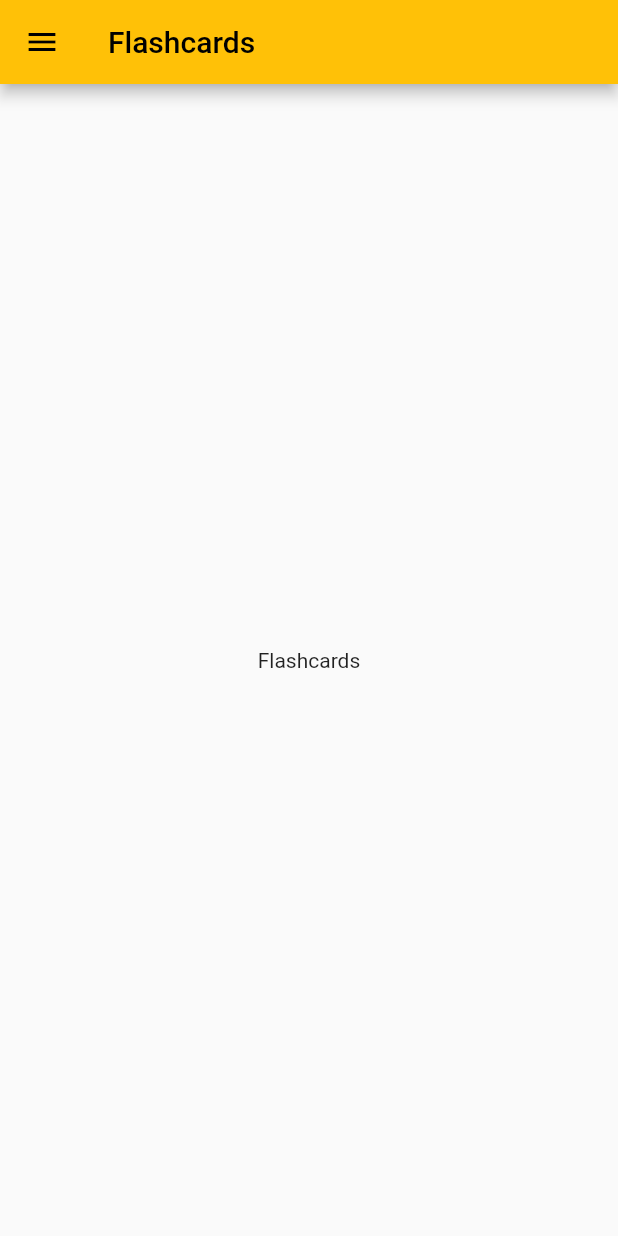
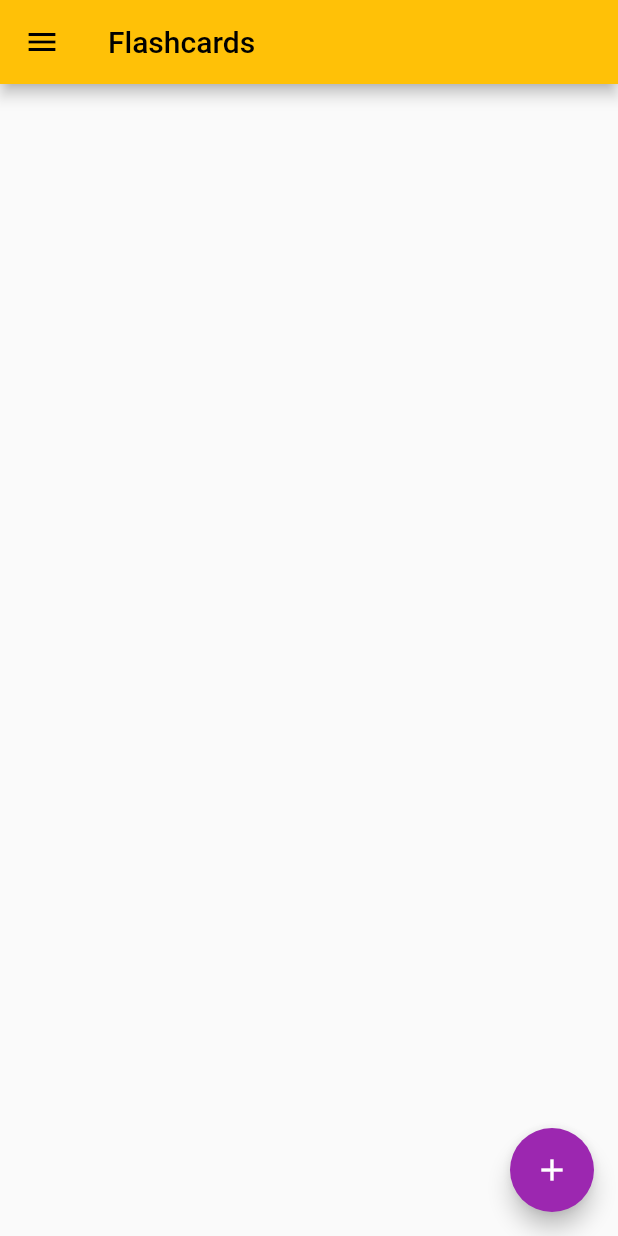
Before and after one commit to carlosxfelipe/pare-app, a Flutter app: the FlashcardsScreen screen opened by its route, on a phone screen of 412 x 824 dp. Run offline on Flutter 3.47's test engine with Material 2 defaults, Android fonts, the phone set to English and light mode, and no system bars; our stand-ins replace go_router.

Commit message:
flashcards screen wip

```diff
--- a/lib/main.dart
+++ b/lib/main.dart
@@ -1,5 +1,6 @@
 import 'package:flutter/material.dart';
 import 'package:go_router/go_router.dart';
+import 'package:pare/screens/flashcards_screen.dart';
 
 void main() {
   runApp(MyApp());
@@ -92,24 +93,24 @@ class DashboardScreen extends StatelessWidget {
   }
 }
 
-class FlashcardsScreen extends StatelessWidget {
-  const FlashcardsScreen({Key? key}) : super(key: key);
+// class FlashcardsScreen extends StatelessWidget {
+//   const FlashcardsScreen({Key? key}) : super(key: key);
 
-  @override
-  Widget build(BuildContext context) {
-    return Scaffold(
-      appBar: AppBar(
-          title: const Text(
-            'Flashcards',
-            style: TextStyle(color: Colors.black),
-          ),
-          backgroundColor: Colors.amber,
-          iconTheme: const IconThemeData(color: Colors.black)),
-      drawer: const MainDrawer(),
-      body: const Center(child: Text('Flashcards')),
-    );
-  }
-}
+//   @override
+//   Widget build(BuildContext context) {
+//     return Scaffold(
+//       appBar: AppBar(
+//           title: const Text(
+//             'Flashcards',
+//             style: TextStyle(color: Colors.black),
+//           ),
+//           backgroundColor: Colors.amber,
+//           iconTheme: const IconThemeData(color: Colors.black)),
+//       drawer: const MainDrawer(),
+//       body: const Center(child: Text('Flashcards')),
+//     );
+//   }
+// }
 
 class StudyScreen extends StatelessWidget {
   const StudyScreen({Key? key}) : super(key: key);
--- /dev/null
+++ b/lib/screens/flashcards_screen.dart
@@ -0,0 +1,98 @@
+import 'package:flutter/material.dart';
+import 'package:pare/main.dart';
+
+class Deck {
+  final String id;
+  final String title;
+  List<Flashcard> cards;
+
+  Deck({required this.id, required this.title, required this.cards});
+}
+
+class Flashcard {
+  final String question;
+  final String answer;
+
+  Flashcard({required this.question, required this.answer});
+}
+
+class FlashcardsScreen extends StatefulWidget {
+  const FlashcardsScreen({Key? key}) : super(key: key);
+
+  @override
+  FlashcardsScreenState createState() => FlashcardsScreenState();
+}
+
+class FlashcardsScreenState extends State<FlashcardsScreen> {
+  List<Deck> decks = [];
+
+  void _addDeck(String title) {
+    final newDeck =
+        Deck(id: DateTime.now().toString(), title: title, cards: []);
+    setState(() {
+      decks.add(newDeck);
+    });
+  }
+
+  @override
+  Widget build(BuildContext context) {
+    return Scaffold(
+      appBar: AppBar(
+        title: const Text('Flashcards', style: TextStyle(color: Colors.black)),
+        backgroundColor: Colors.amber,
+        iconTheme: const IconThemeData(color: Colors.black),
+      ),
+      drawer: const MainDrawer(),
+      body: ListView.builder(
+        itemCount: decks.length,
+        itemBuilder: (context, index) {
+          return ListTile(
+            title: Text(decks[index].title),
+            onTap: () {
+              // Ação quando clicar em um deck
+            },
+          );
+        },
+      ),
+      floatingActionButton: FloatingActionButton(
+        backgroundColor: const Color(0xFF9C27B0),
+        child: const Icon(Icons.add),
+        onPressed: () {
+          // Função para adicionar um novo deck
+          _showAddDeckDialog();
+        },
+      ),
+    );
+  }
+
+  void _showAddDeckDialog() {
+    TextEditingController titleController = TextEditingController();
+    showDialog(
+      context: context,
+      builder: (BuildContext context) {
+        return AlertDialog(
+          title: const Text('Novo Deck'),
+          content: TextField(
+            controller: titleController,
+            decoration: const InputDecoration(hintText: "Título do Deck"),
+          ),
+          actions: <Widget>[
+            TextButton(
+              child: const Text('Cancelar'),
+              onPressed: () {
+                Navigator.of(context).pop();
+              },
+            ),
+            TextButton(
+              child: const Text('Adicionar'),
+              onPressed: () {
+                _addDeck(titleController.text);
+                Navigator.of(context).pop();
+              },
+            ),
+          ],
+        );
+      },
+    );
+  }
+}
```
